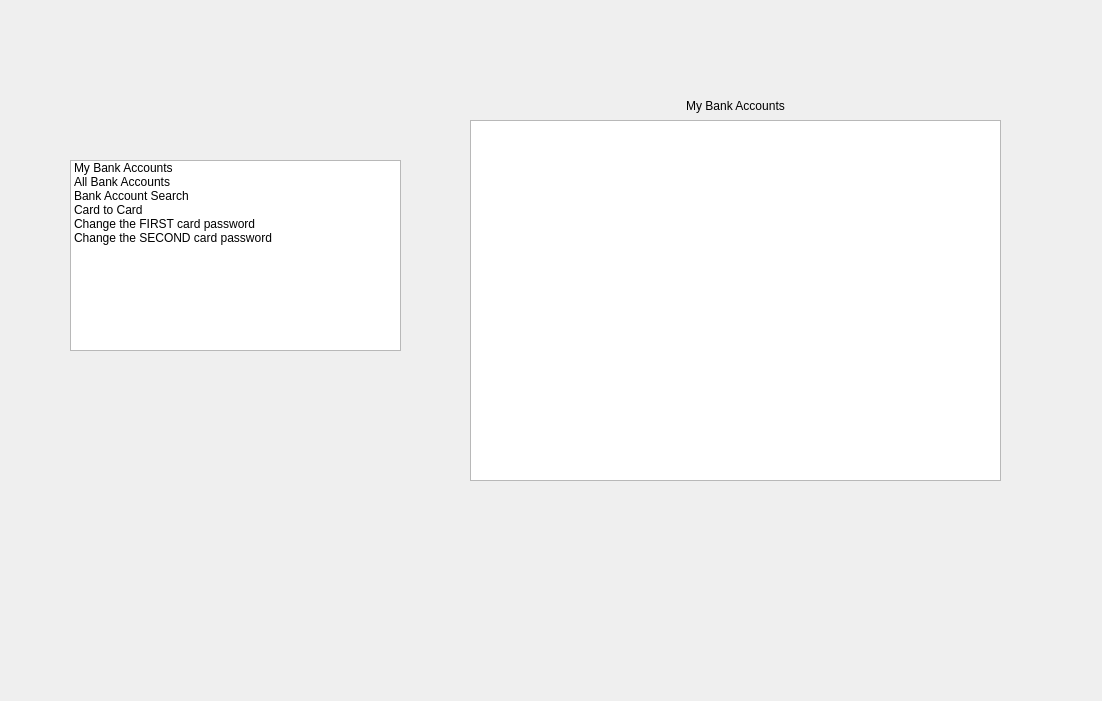
First picture: the form in UIAP_Final/costumerpanel.ui, repository a-HA7-z/UIAP_Final, before the edit.
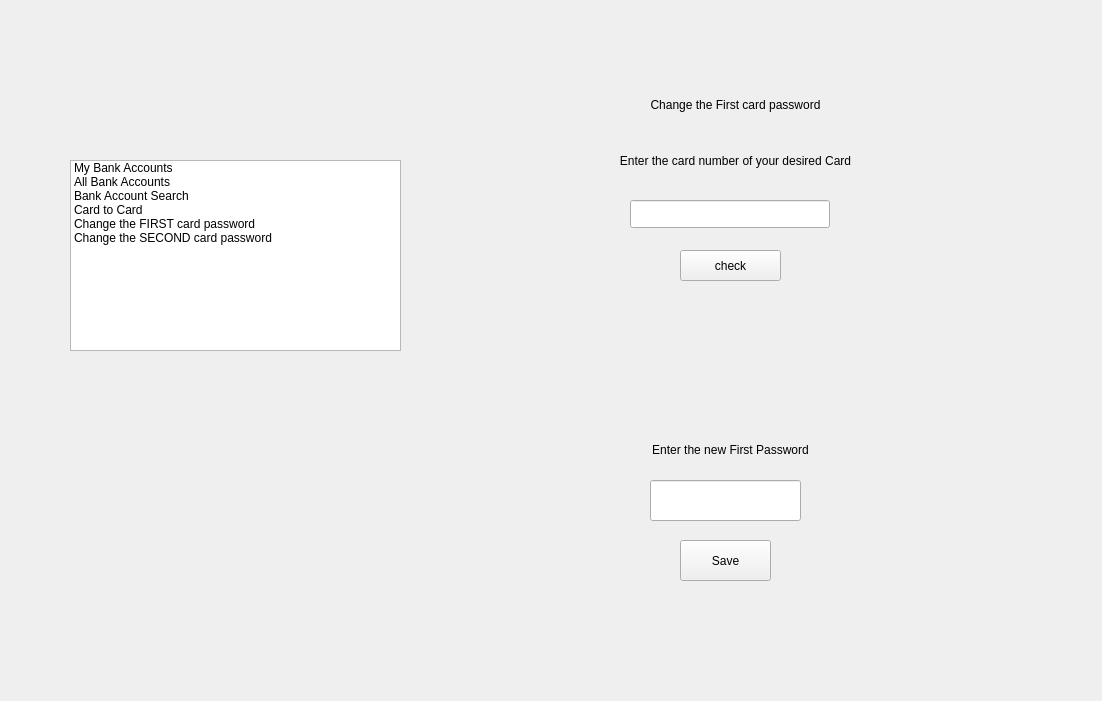
Second picture: the form after the edit. The open tabs and pages were chosen to show the change.

Commit message: Change Pin page

```diff
--- a/UIAP_Final/costumerpanel.ui
+++ b/UIAP_Final/costumerpanel.ui
@@ -62,7 +62,7 @@
      <x>470</x>
      <y>80</y>
      <width>531</width>
-     <height>511</height>
+     <height>521</height>
     </rect>
    </property>
    <widget class="QWidget" name="MyBankAccounts">
@@ -172,9 +172,140 @@
      </property>
     </widget>
    </widget>
-   <widget class="QWidget" name="page_4"/>
-   <widget class="QWidget" name="page_5"/>
-   <widget class="QWidget" name="page_6"/>
+   <widget class="QWidget" name="cardToCardPage"/>
+   <widget class="QWidget" name="changePinPage">
+    <widget class="QPushButton" name="checkCardNumber">
+     <property name="geometry">
+      <rect>
+       <x>210</x>
+       <y>170</y>
+       <width>101</width>
+       <height>31</height>
+      </rect>
+     </property>
+     <property name="text">
+      <string>check</string>
+     </property>
+    </widget>
+    <widget class="QLineEdit" name="cardNumberLineEdit">
+     <property name="geometry">
+      <rect>
+       <x>160</x>
+       <y>120</y>
+       <width>200</width>
+       <height>28</height>
+      </rect>
+     </property>
+    </widget>
+    <widget class="QLineEdit" name="PinLineEdit">
+     <property name="geometry">
+      <rect>
+       <x>180</x>
+       <y>400</y>
+       <width>151</width>
+       <height>41</height>
+      </rect>
+     </property>
+    </widget>
+    <widget class="QLabel" name="label_5">
+     <property name="geometry">
+      <rect>
+       <x>0</x>
+       <y>0</y>
+       <width>531</width>
+       <height>50</height>
+      </rect>
+     </property>
+     <property name="text">
+      <string>Change the First card password</string>
+     </property>
+     <property name="alignment">
+      <set>Qt::AlignmentFlag::AlignCenter</set>
+     </property>
+    </widget>
+    <widget class="QLabel" name="label_7">
+     <property name="geometry">
+      <rect>
+       <x>110</x>
+       <y>60</y>
+       <width>311</width>
+       <height>41</height>
+      </rect>
+     </property>
+     <property name="text">
+      <string>Enter the card number of your desired Card</string>
+     </property>
+     <property name="alignment">
+      <set>Qt::AlignmentFlag::AlignCenter</set>
+     </property>
+    </widget>
+    <widget class="QLabel" name="cardInfoLabel">
+     <property name="geometry">
+      <rect>
+       <x>90</x>
+       <y>230</y>
+       <width>351</width>
+       <height>101</height>
+      </rect>
+     </property>
+     <property name="text">
+      <string/>
+     </property>
+     <property name="alignment">
+      <set>Qt::AlignmentFlag::AlignCenter</set>
+     </property>
+     <property name="wordWrap">
+      <bool>true</bool>
+     </property>
+    </widget>
+    <widget class="QLabel" name="label_9">
+     <property name="geometry">
+      <rect>
+       <x>120</x>
+       <y>360</y>
+       <width>281</width>
+       <height>20</height>
+      </rect>
+     </property>
+     <property name="text">
+      <string>Enter the new First Password</string>
+     </property>
+     <property name="alignment">
+      <set>Qt::AlignmentFlag::AlignCenter</set>
+     </property>
+    </widget>
+    <widget class="QPushButton" name="savePinButton">
+     <property name="geometry">
+      <rect>
+       <x>210</x>
+       <y>460</y>
+       <width>91</width>
+       <height>41</height>
+      </rect>
+     </property>
+     <property name="text">
+      <string>Save</string>
+     </property>
+    </widget>
+   </widget>
+   <widget class="QWidget" name="changeStaticPass">
+    <widget class="QLabel" name="label_6">
+     <property name="geometry">
+      <rect>
+       <x>0</x>
+       <y>0</y>
+       <width>531</width>
+       <height>50</height>
+      </rect>
+     </property>
+     <property name="text">
+      <string>Change the Second (static) card password</string>
+     </property>
+     <property name="alignment">
+      <set>Qt::AlignmentFlag::AlignCenter</set>
+     </property>
+    </widget>
+   </widget>
    <widget class="QWidget" name="allAccounts">
     <widget class="QListWidget" name="allBankAccounts">
      <property name="geometry">
```
The commit also changes 2 other files.
